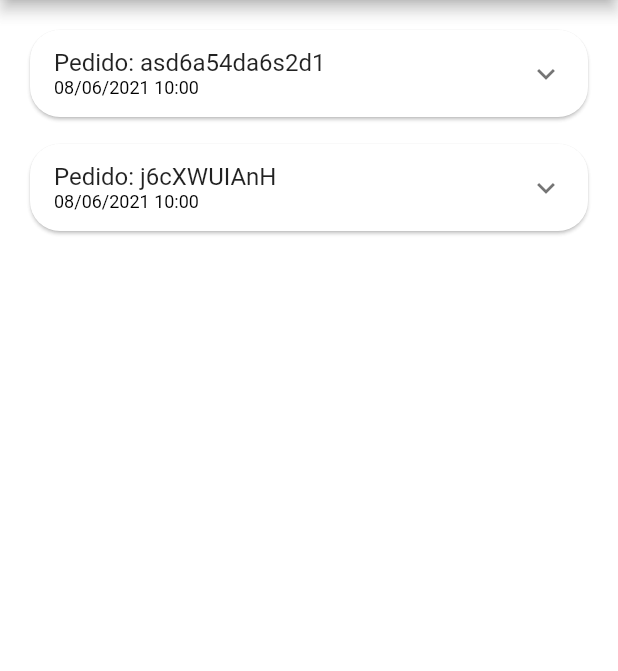
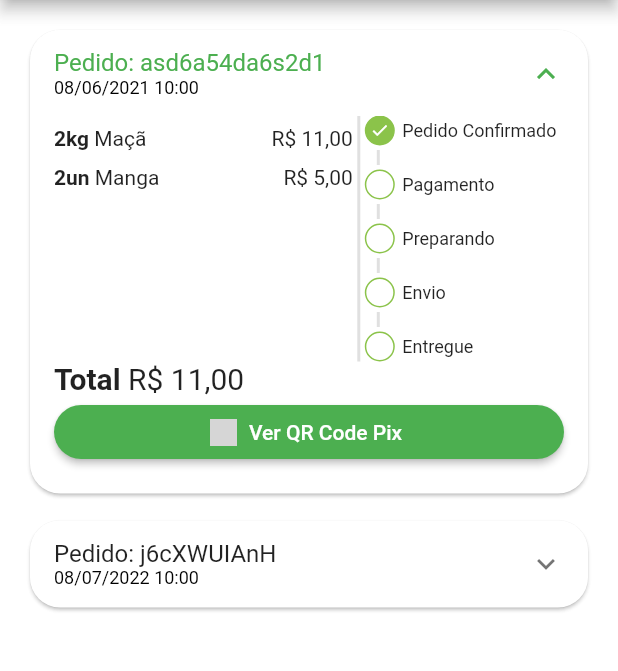
Before and after one commit to GilmarOQueiroz/quitanda-virtual-flutter, a Flutter app: the OrdersTab screen opened directly, on a phone screen of 412 x 824 dp, the part 84-755 px from its top. Run offline on Flutter 3.47's test engine with Material 2 defaults, Android fonts, the phone set to English and light mode, and no system bars; our stand-ins replace animated_text_kit, mask_text_input_formatter, qr_flutter; grey boxes are pictures that could not be loaded.

Commit message:
Projeto app Flutter Quitanda Virtual 02/07/2023

```diff
--- a/lib/src/config/app_data.dart
+++ b/lib/src/config/app_data.dart
@@ -106,7 +106,7 @@ List<OrderModel> orders = [
             '2021-06-08 10:00:10.458',
         ),
         overdueDataTime: DateTime.parse(
-            '2021-06-08 11:00:10.458',
+            '2023-07-08 11:00:10.458',
         ),
         id: 'asd6a54da6s2d1',
         status: 'pending_payment',
@@ -127,14 +127,14 @@ List<OrderModel> orders = [
     OrderModel(
         copyAndPaste: 'q1w2e3r4t5y6',
         createdDataTime: DateTime.parse(
-            '2021-06-08 10:00:10.458',
+            '2022-07-08 10:00:10.458',
         ),
         overdueDataTime: DateTime.parse(
-            '2021-06-08 11:00:10.458',
+            '2023-07-08 11:00:10.458',
         ),
         id: 'j6cXWUIAnH',
-        status: 'refunded',
-        total: 11.0,
+        status: 'delivered',
+        total: 11.5,
         items: [
             CartItemModel(
                 item: guava,
--- a/lib/src/pages/orders/components/order_status_widget.dart
+++ b/lib/src/pages/orders/components/order_status_widget.dart
@@ -44,7 +44,27 @@ class OrderStatusWidget extends StatelessWidget {
             title: 'Pix Vencido',
             backgroundColor: Colors.red,
           ),
-        ]
+        ] else ...[
+          _StatusDot(
+            isActive: currentStatus >= 2,
+            title: 'Pagamento',
+          ),
+          const _CustomDivider(),
+          _StatusDot(
+            isActive: currentStatus >= 3,
+            title: 'Preparando',
+          ),
+          const _CustomDivider(),
+          _StatusDot(
+            isActive: currentStatus >= 4,
+            title: 'Envio',
+          ),
+          const _CustomDivider(),
+          _StatusDot(
+            isActive: currentStatus == 5,
+            title: 'Entregue',
+          ),
+        ],
       ],
     );
   }
--- a/lib/src/pages/orders/components/order_tile.dart
+++ b/lib/src/pages/orders/components/order_tile.dart
@@ -2,6 +2,7 @@ import 'package:flutter/material.dart';
 import 'package:hortifrute/src/models/cart_item_model.dart';
 import 'package:hortifrute/src/services/utils_services.dart';
 import '../../../models/order_model.dart';
+import '../../common_widgets/payment_dialog.dart';
 import 'order_status_widget.dart';
 
 class OrderTile extends StatelessWidget {
@@ -23,6 +24,7 @@ class OrderTile extends StatelessWidget {
       child: Theme(
         data: Theme.of(context).copyWith(dividerColor: Colors.transparent),
         child: ExpansionTile(
+          initiallyExpanded: order.status == 'pending_payment',
           title: Column(
             mainAxisSize: MainAxisSize.min,
             crossAxisAlignment: CrossAxisAlignment.start,
@@ -38,15 +40,17 @@ class OrderTile extends StatelessWidget {
             ],
           ),
           childrenPadding: const EdgeInsets.fromLTRB(16, 0, 16, 16),
+          expandedCrossAxisAlignment: CrossAxisAlignment.stretch,
           children: [
-            SizedBox(
-              height: 150,
+            IntrinsicHeight(
               child: Row(
                 children: [
 
                   //Lista de produtos
                   Expanded(
                     flex: 3,
+                    child: SizedBox(
+                      height: 150,
                       child: ListView(
                         children: order.items.map((orderItem) {
                           return _OrderItemWidget(
@@ -54,6 +58,7 @@ class OrderTile extends StatelessWidget {
                             orderItem: orderItem,
                           );
                         }).toList(),
+                      ),
                     ),
                   ),
 
@@ -73,6 +78,49 @@ class OrderTile extends StatelessWidget {
                     ),
                   ),
                 ],
+              ),
+            ),
+            // Total
+            Text.rich(
+              TextSpan(
+                style: const TextStyle(
+                  fontSize: 20,
+                ),
+                children: [
+                  const TextSpan(
+                    text: 'Total ',
+                    style: TextStyle(
+                      fontWeight: FontWeight.bold,
+                    ),
+                  ),
+                  TextSpan(
+                      text: utilsServices.priceToCurrency(order.total),
+                  ),
+                ],
+              ),
+            ),
+            // Botão Pagamento
+            Visibility(
+              visible: order.status == 'pending_payment',
+              child: ElevatedButton.icon(
+                style: ElevatedButton.styleFrom(
+                  shape: RoundedRectangleBorder(
+                    borderRadius: BorderRadius.circular(20),
+                  ),
+                ),
+                onPressed: (){
+                  showDialog(
+                    context: context,
+                    builder: (_) {
+                      return PaymentDialog(order: order,);
+                    },
+                  );
+                },
+                icon: Image.asset(
+                  'assets/app_images/pix.png',
+                  height: 18,
+                ),
+                label: const Text('Ver QR Code Pix'),
               ),
             ),
           ],
--- a/pubspec.yaml
+++ b/pubspec.yaml
@@ -19,7 +19,7 @@ publish_to: 'none' # Remove this line if you wish to publish to pub.dev
 version: 1.0.0+1
 
 environment:
-  sdk: '>=2.19.0 <3.0.0'
+  sdk: '>=2.19.0 <4.0.0'
 
 # Dependencies specify other packages that your package needs in order to work.
 # To automatically upgrade your package dependencies to the latest versions
@@ -39,6 +39,7 @@ dependencies:
   mask_text_input_formatter: ^2.4.0
   badges: ^3.1.1
   intl: ^0.18.1
+  qr_flutter: ^4.1.0
 
 dev_dependencies:
   flutter_test:
@@ -65,6 +66,7 @@ flutter:
   # To add assets to your application, add an assets section, like this:
   assets:
      - assets/fruits/
+     - assets/app_images/
   #   - images/a_dot_ham.jpeg
 
   # An image asset can refer to one or more resolution-specific "variants", see
```
Also changed, not shown: lib/src/pages/cart/cart_tab.dart (+12 -2 lines), lib/src/pages/common_widgets/payment_dialog.dart (added, +106 -0 lines), assets/fruits/app_icon.png (deleted), assets/fruits/pix.png (deleted), pubspec.lock, 1 other file. Lines whose indentation alone changed are shown as unchanged.
